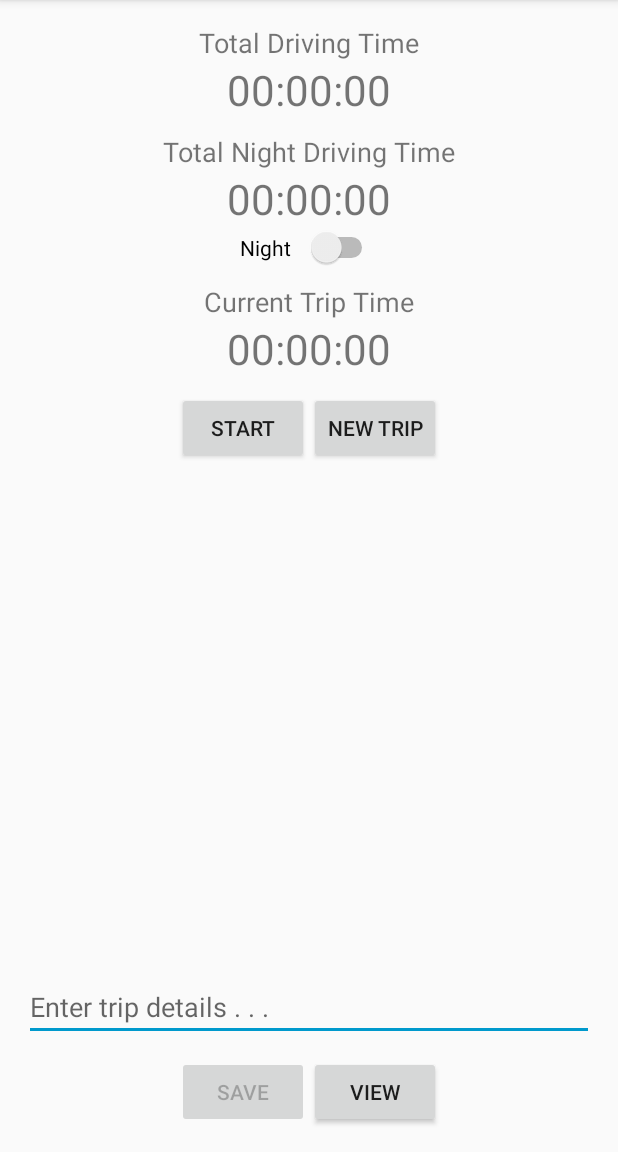
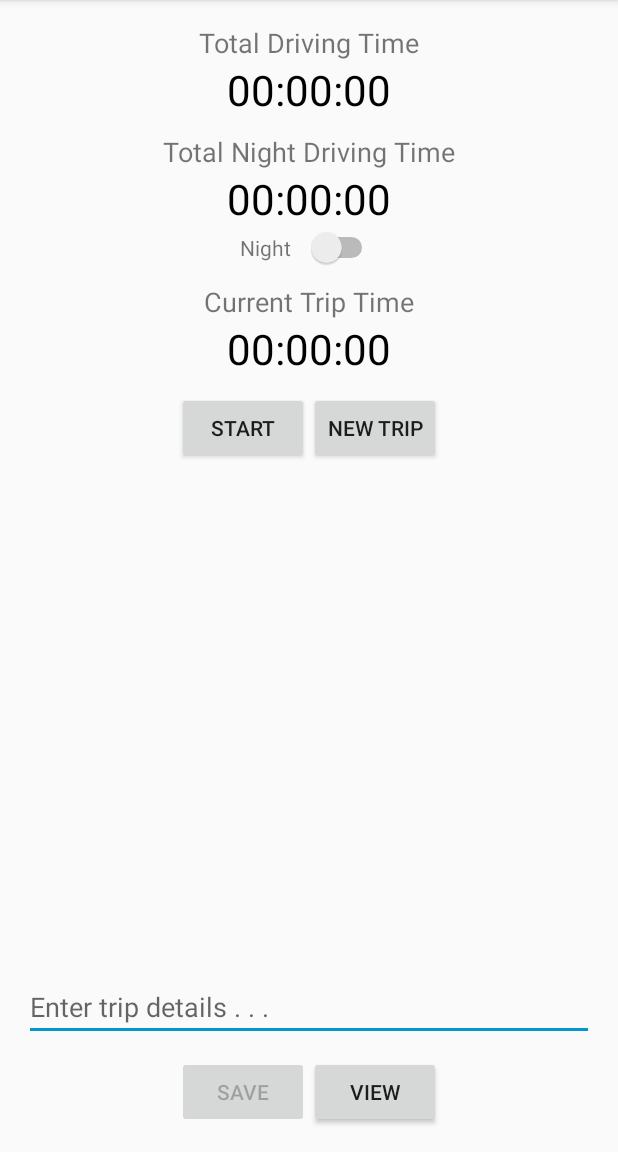
Before and after one commit to MDLairdJr/DrivingLog, an Android app: the screen it shows after launch (MainActivity), on a phone screen of 412 x 824 dp, the part 84-1236 px from its top. Run offline under Robolectric (Android 15) with nearby library versions, the phone set to English and light mode, and no system bars.

```diff
--- a/app/src/main/res/layout/activity_main.xml
+++ b/app/src/main/res/layout/activity_main.xml
@@ -34,7 +34,9 @@
             android:id="@+id/totalTime"
             android:layout_gravity="center_horizontal"
             android:textSize="28sp"
-            android:text="@string/totTimeVal"/>
+            android:text="@string/totTimeVal"
+            android:textColor="@android:color/black"
+            android:fontFamily="sans-serif" />
 
         <Space
             android:layout_width="match_parent"
@@ -56,7 +58,9 @@
             android:id="@+id/totalNightTime"
             android:layout_gravity="center_horizontal"
             android:textSize="28sp"
-            android:text="@string/totNightTimeVal"/>
+            android:text="@string/totNightTimeVal"
+            android:textColor="@android:color/black"
+            android:fontFamily="sans-serif" />
 
         <Switch
             android:layout_width="wrap_content"
@@ -64,7 +68,8 @@
             android:id="@+id/nightSwitch"
             android:layout_gravity="center_horizontal"
             android:text="Night"
-            android:switchPadding="10dp" />
+            android:switchPadding="10dp"
+            android:textColor="?android:attr/textColorTertiary" />
 
         <Space
             android:layout_width="match_parent"
@@ -86,7 +91,9 @@
             android:id="@+id/tripTime"
             android:layout_gravity="center_horizontal"
             android:textSize="28sp"
-            android:text="@string/tripTimeVal"/>
+            android:text="@string/tripTimeVal"
+            android:textColor="@android:color/black"
+            android:fontFamily="sans-serif" />
 
         <Space
             android:layout_width="match_parent"
```
